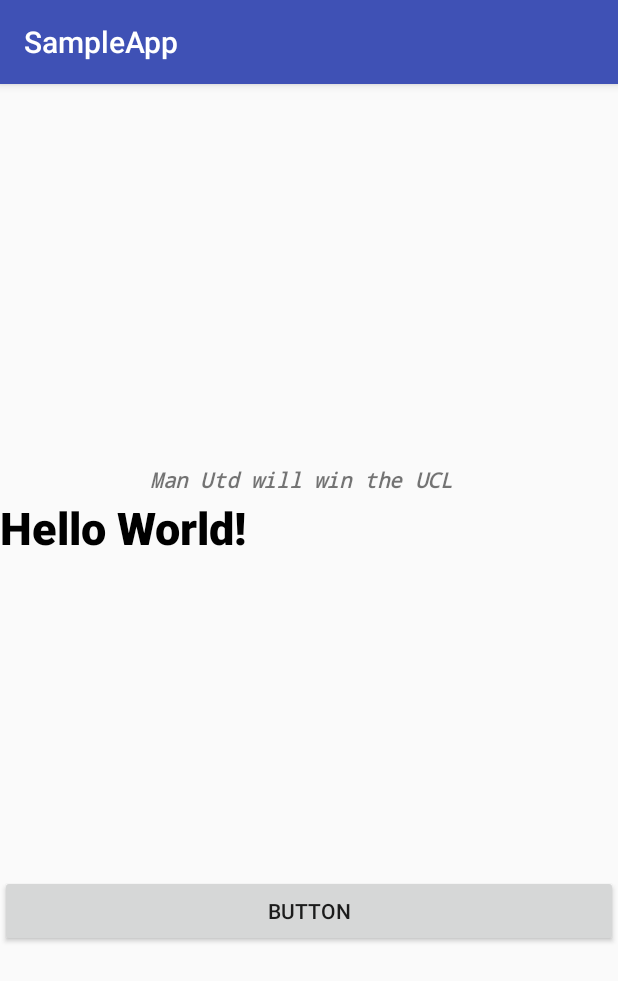
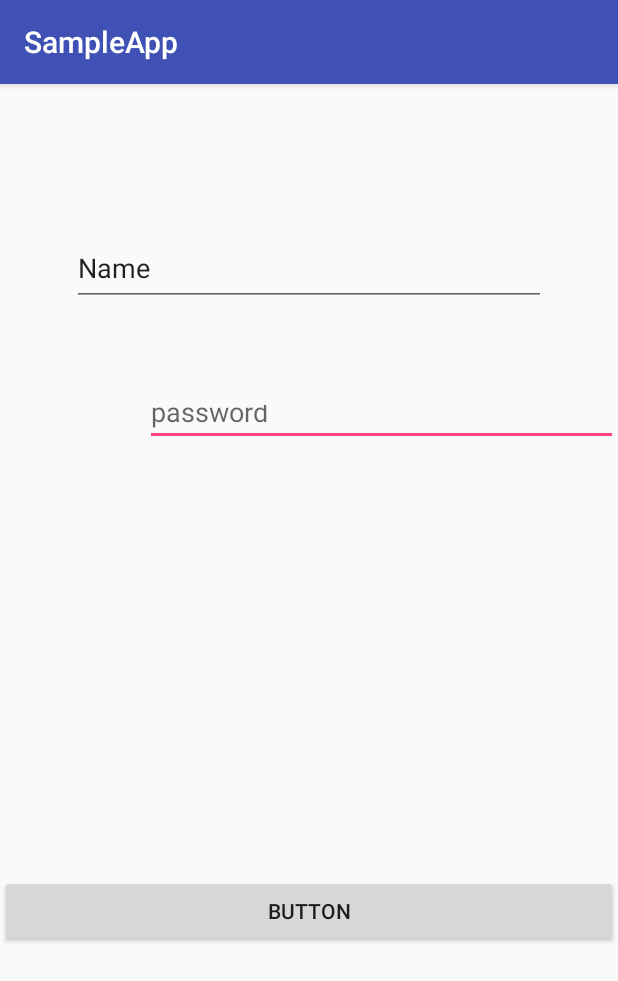
Before and after one commit to kamath7/Android-Learnings, an Android app: the screen it shows after launch (MainActivity), after a tap on "BUTTON", on a phone screen of 412 x 824 dp. Shown: the top 981 px of the screen. Run offline under Robolectric (Android 15) with nearby library versions, the light colour scheme and no system bars.

Commit message:
Added simple loging form

```diff
--- a/SampleApp/app/src/main/java/com/example/kamathinc/sampleapp/MainActivity.java
+++ b/SampleApp/app/src/main/java/com/example/kamathinc/sampleapp/MainActivity.java
@@ -4,14 +4,21 @@ import android.support.v7.app.AppCompatActivity;
 import android.os.Bundle;
 import android.util.Log;
 import android.view.View;
+import android.widget.EditText;
 import android.widget.Toast;
 
 public class MainActivity extends AppCompatActivity {
-    public void clickFunction(View view){
-        System.out.println("I am being generated! Button is being clicked successfully!");
-        Log.i("Info:","I am being generated! Button is being clicked successfully!");
-        Toast.makeText(getApplicationContext(),"You're clicking this successfully!",Toast.LENGTH_SHORT).show();
+    public void clickFunction(View view) {
+
+        EditText usernameText = (EditText) findViewById(R.id.username);
+        EditText passwordText = (EditText) findViewById(R.id.password);
+
+        Log.i("Info:", "I am being generated! Button is being clicked successfully!");
+//        Toast.makeText(getApplicationContext(), "You're clicking this successfully!", Toast.LENGTH_SHORT).show();
+        Log.i("Values","You entered the following details - username: "+usernameText.getText().toString()+" password:"+passwordText.getText().toString());
+        Toast.makeText(getApplicationContext(), "You entered "+usernameText.getText().toString(),Toast.LENGTH_SHORT).show();
     }
+
     @Override
     protected void onCreate(Bundle savedInstanceState) {
         super.onCreate(savedInstanceState);
--- a/SampleApp/app/src/main/res/layout/activity_main.xml
+++ b/SampleApp/app/src/main/res/layout/activity_main.xml
@@ -5,39 +5,6 @@
     android:layout_width="match_parent"
     android:layout_height="match_parent"
     tools:context="com.example.kamathinc.sampleapp.MainActivity">
-
-    <TextView
-        android:layout_width="0dp"
-        android:layout_height="wrap_content"
-        android:layout_margin="100dp"
-        android:fontFamily="monospace"
-        android:text="Man Utd will win the UCL"
-        android:textStyle="bold|italic"
-        android:visibility="visible"
-        app:layout_constraintBottom_toBottomOf="parent"
-        app:layout_constraintEnd_toEndOf="parent"
-        app:layout_constraintHorizontal_bias="1.0"
-        app:layout_constraintStart_toStartOf="parent"
-        app:layout_constraintTop_toTopOf="parent"
-        app:layout_constraintVertical_bias="0.281" />
-
-    <TextView
-        android:layout_width="0dp"
-        android:layout_height="wrap_content"
-        android:layout_marginTop="198dp"
-        android:lineSpacingExtra="12sp"
-        android:text="Hello World!"
-        android:textAppearance="@style/TextAppearance.AppCompat.Title"
-        android:textColor="@android:color/background_dark"
-        android:textSize="30sp"
-        android:textStyle="bold"
-        android:visibility="visible"
-        app:layout_constraintBottom_toBottomOf="parent"
-        app:layout_constraintHorizontal_bias="1.0"
-        app:layout_constraintLeft_toLeftOf="parent"
-        app:layout_constraintRight_toRightOf="parent"
-        app:layout_constraintTop_toTopOf="parent"
-        app:layout_constraintVertical_bias="0.146" />
 
     <Button
         android:id="@+id/myButton"
@@ -53,4 +20,35 @@
         app:layout_constraintTop_toTopOf="parent"
         app:layout_constraintVertical_bias="0.723" />
 
+    <EditText
+        android:id="@+id/password"
+        android:layout_width="315dp"
+        android:layout_height="37dp"
+        android:layout_marginStart="16dp"
+        android:layout_marginTop="56dp"
+        android:ems="10"
+        android:hint="password"
+        android:inputType="textPassword"
+        app:layout_constraintEnd_toEndOf="parent"
+        app:layout_constraintHorizontal_bias="1.0"
+        app:layout_constraintStart_toStartOf="parent"
+        app:layout_constraintTop_toBottomOf="@+id/username" />
+
+    <EditText
+        android:id="@+id/username"
+        android:layout_width="316dp"
+        android:layout_height="50dp"
+        android:layout_marginBottom="56dp"
+        android:layout_marginEnd="2dp"
+        android:layout_marginStart="2dp"
+        android:layout_marginTop="98dp"
+        android:ems="10"
+        android:hint="username"
+        android:inputType="textPersonName"
+        android:text="Name"
+        app:layout_constraintBottom_toTopOf="@+id/password"
+        app:layout_constraintEnd_toEndOf="parent"
+        app:layout_constraintStart_toStartOf="parent"
+        app:layout_constraintTop_toTopOf="parent" />
+
 </android.support.constraint.ConstraintLayout>
```
